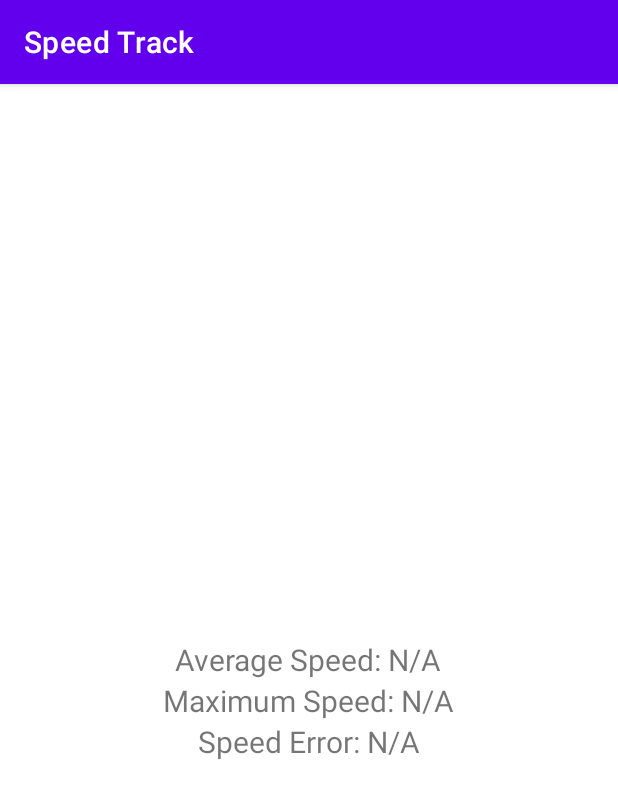
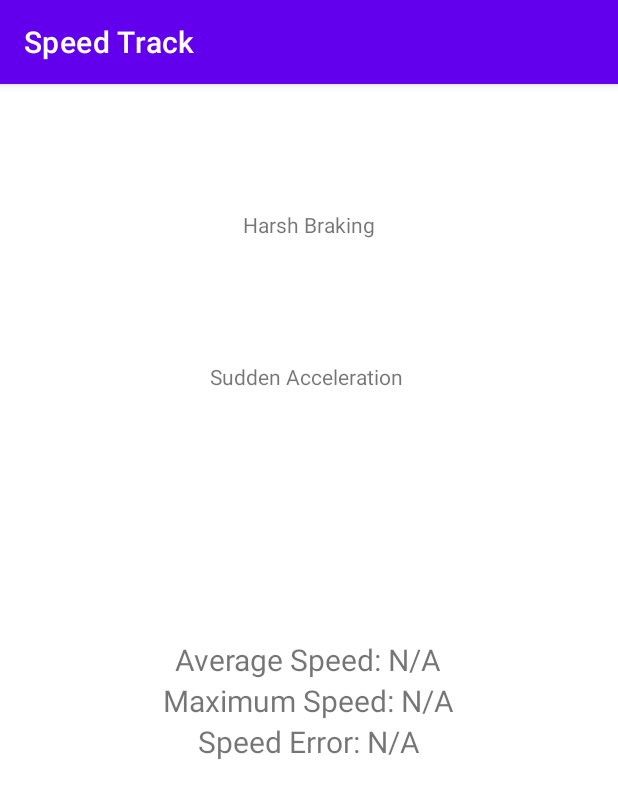
Before and after one commit to charlesangelo/GravaSend, an Android app: the SpeedTrack screen opened directly, with no data from a screen before it, on a phone screen of 412 x 824 dp. Shown: the top 798 px of the screen. Run offline under Robolectric (Android 15) with nearby library versions, the phone set to English and light mode, and no system bars; our stand-ins replace Firebase (no records; nobody signed in at launch, a user with empty details on screens opened directly); 2 statements that could not run were skipped.

Commit message:
ALL WORKING ONLY NEED TO FIX XML ON SPEEDTRACKER AND LOCATION

```diff
--- a/app/src/main/java/com/example/gravasend/SpeedTrack.java
+++ b/app/src/main/java/com/example/gravasend/SpeedTrack.java
@@ -21,10 +21,15 @@ public class SpeedTrack extends AppCompatActivity {
     private FusedLocationProviderClient fusedLocationClient;
     private DatabaseReference speedRef;
     private double totalSpeed = 0;
-    private double maxSpeed = 0; // New variable to store max speed
+    private double maxSpeed = 0;
+    private double previousSpeed = -1;
+    private int harshBrakingCount = 0;
+    private int suddenAccelerationCount = 0;
     private int speedCount = 0;
     private TextView averageSpeedTextView;
-    private TextView maxSpeedTextView; // TextView for displaying maximum speed
+    private TextView maxSpeedTextView;
+    private TextView harshBrakingTextView; // TextView for displaying harsh braking incidents
+    private TextView suddenAccelerationTextView; // TextView for displaying sudden acceleration incidents
     private FirebaseAuth auth;
 
     @Override
@@ -33,7 +38,9 @@ public class SpeedTrack extends AppCompatActivity {
         setContentView(R.layout.speedtracker);
 
         averageSpeedTextView = findViewById(R.id.averageSpeedTextView);
-        maxSpeedTextView = findViewById(R.id.maxSpeedTextView); // Find the maxSpeedTextView
+        maxSpeedTextView = findViewById(R.id.maxSpeedTextView);
+        harshBrakingTextView = findViewById(R.id.harshBrakingTextView); // Find the harshBrakingTextView
+        suddenAccelerationTextView = findViewById(R.id.suddenAccelerationTextView); // Find the suddenAccelerationTextView
 
         auth = FirebaseAuth.getInstance();
         String userUid = auth.getCurrentUser().getUid();
@@ -54,24 +61,37 @@ public class SpeedTrack extends AppCompatActivity {
                 super.onLocationResult(locationResult);
                 for (android.location.Location location : locationResult.getLocations()) {
                     if (location.hasSpeed()) {
-                        double currentSpeed = location.getSpeed() * 3.6; // Convert m/s to KM/s
+                        double currentSpeed = location.getSpeed() * 3.6;
+
+                        if (previousSpeed != -1) {
+                            if (previousSpeed - currentSpeed > 5) {
+                                harshBrakingCount++;
+                                speedRef.child("harsh_braking_count").setValue(harshBrakingCount);
+                                updateHarshBrakingUI(harshBrakingCount); // Update the UI
+                            }
+
+                            if (currentSpeed - previousSpeed > 5) {
+                                suddenAccelerationCount++;
+                                speedRef.child("sudden_acceleration_count").setValue(suddenAccelerationCount);
+                                updateSuddenAccelerationUI(suddenAccelerationCount); // Update the UI
+                            }
+                        }
+
+                        previousSpeed = currentSpeed;
+
                         totalSpeed += currentSpeed;
                         speedCount++;
                         double averageSpeed = totalSpeed / speedCount;
 
-                        // Check if the current speed exceeds 80 km/h
-                        if (currentSpeed > 80.0) {
-                            // Store an error in the database
-                            speedRef.child("speed_errors").push().setValue("Speed exceeded 80 km/h");
+                        if (currentSpeed > 100.0) {
+                            speedRef.child("speed_errors").push().setValue("Speed exceeded 100 km/h");
                         }
 
-                        // Update the maximum speed if necessary
                         if (currentSpeed > maxSpeed) {
                             maxSpeed = currentSpeed;
                             speedRef.child("max_speed").setValue(maxSpeed);
                         }
 
-                        // Update the user's average speed in the database
                         speedRef.child("average_speed").setValue(averageSpeed);
 
                         updateAverageSpeedUI(averageSpeed);
@@ -89,9 +109,18 @@ public class SpeedTrack extends AppCompatActivity {
         averageSpeedTextView.setText("Average Speed: " + averageSpeed + " KM/s");
     }
 
-    // Method to update the maximum speed TextView
     private void updateMaxSpeedUI(double maxSpeed) {
         maxSpeedTextView.setText("Maximum Speed: " + maxSpeed + " KM/s");
+    }
+
+    // Method to update the harsh braking TextView
+    private void updateHarshBrakingUI(int count) {
+        harshBrakingTextView.setText("Harsh Braking Incidents: " + count);
+    }
+
+    // Method to update the sudden acceleration TextView
+    private void updateSuddenAccelerationUI(int count) {
+        suddenAccelerationTextView.setText("Sudden Acceleration Incidents: " + count);
     }
 
     @Override
--- a/app/src/main/res/layout/speedtracker.xml
+++ b/app/src/main/res/layout/speedtracker.xml
@@ -34,4 +34,33 @@
         android:textSize="20sp"
         android:layout_below="@id/maxSpeedTextView"
         android:layout_centerHorizontal="true"/>
+
+    <TextView
+        android:id="@+id/harshBrakingTextView"
+        android:layout_width="wrap_content"
+        android:layout_height="wrap_content"
+        android:layout_alignParentStart="true"
+        android:layout_alignParentTop="true"
+        android:layout_alignParentEnd="true"
+        android:layout_alignParentBottom="true"
+        android:layout_marginStart="162dp"
+        android:layout_marginTop="84dp"
+        android:layout_marginEnd="161dp"
+        android:layout_marginBottom="628dp"
+        android:text="Harsh Braking" />
+
+    <TextView
+        android:id="@+id/suddenAccelerationTextView"
+        android:layout_width="wrap_content"
+        android:layout_height="wrap_content"
+        android:layout_alignParentStart="true"
+        android:layout_alignParentTop="true"
+        android:layout_alignParentEnd="true"
+        android:layout_alignParentBottom="true"
+        android:layout_marginStart="140dp"
+        android:layout_marginTop="185dp"
+        android:layout_marginEnd="141dp"
+        android:layout_marginBottom="527dp"
+        android:text="Sudden Acceleration" />
+
 </RelativeLayout>
```
